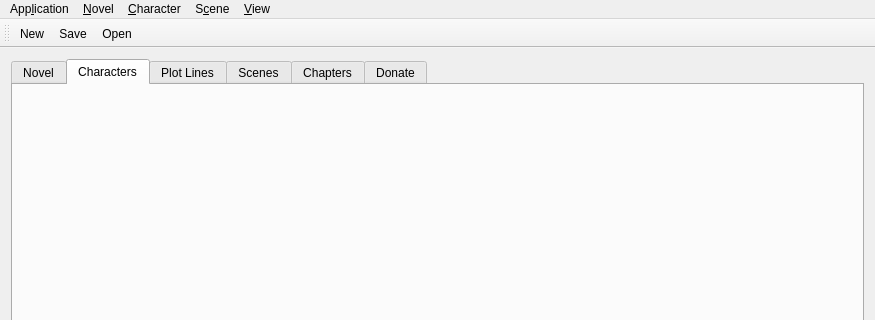
The window that src/app/mainwindow.ui (src-r-r/plotline) describes before a commit, drawn with Qt 5; both pictures show x 0 to 875 and y 0 to 320 of the 875 by 588 pixel window.
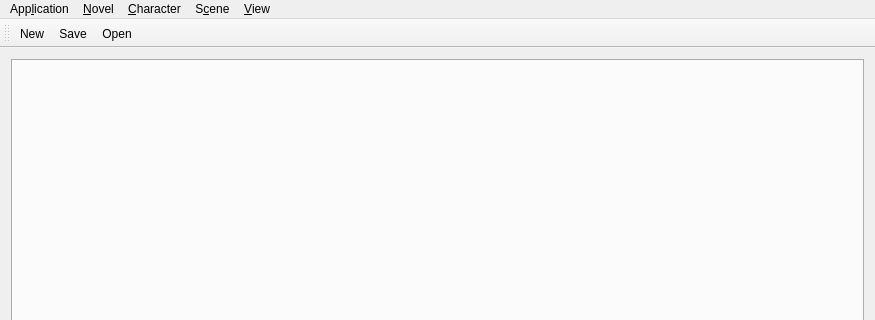
The same window after the commit. The open tabs and pages were chosen to show the change. Icons and pictures are not drawn.

```diff
--- a/src/app/mainwindow.ui
+++ b/src/app/mainwindow.ui
@@ -26,53 +26,6 @@
       <property name="currentIndex">
        <number>0</number>
       </property>
-      <widget class="QWidget" name="tabNovel">
-       <attribute name="title">
-        <string>Novel</string>
-       </attribute>
-       <layout class="QHBoxLayout" name="horizontalLayout_5"/>
-      </widget>
-      <widget class="QWidget" name="tab_characters">
-       <property name="sizePolicy">
-        <sizepolicy hsizetype="Expanding" vsizetype="Expanding">
-         <horstretch>0</horstretch>
-         <verstretch>0</verstretch>
-        </sizepolicy>
-       </property>
-       <attribute name="title">
-        <string>Characters</string>
-       </attribute>
-       <layout class="QHBoxLayout" name="horizontalLayout_4"/>
-      </widget>
-      <widget class="QWidget" name="tab_plotlines">
-       <attribute name="title">
-        <string>Plot Lines</string>
-       </attribute>
-       <layout class="QVBoxLayout" name="verticalLayout_6"/>
-      </widget>
-      <widget class="QWidget" name="tab_scenes">
-       <attribute name="title">
-        <string>Scenes</string>
-       </attribute>
-       <layout class="QHBoxLayout" name="horizontalLayout_10"/>
-      </widget>
-      <widget class="QWidget" name="tab_chapters">
-       <attribute name="title">
-        <string>Chapters</string>
-       </attribute>
-       <layout class="QVBoxLayout" name="verticalLayout_10"/>
-      </widget>
-      <widget class="QWidget" name="tab_donate">
-       <property name="font">
-        <font>
-         <weight>75</weight>
-         <bold>true</bold>
-        </font>
-       </property>
-       <attribute name="title">
-        <string>Donate</string>
-       </attribute>
-      </widget>
      </widget>
     </item>
    </layout>
```
Left out of the diff: 5 changed lines with no effect on the pictures.
